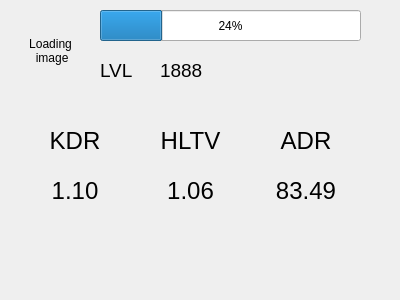
Above: playerdatapanel.ui from szwoloszyn/FaceitAnalyserApp before the change. Below: the same form after it.
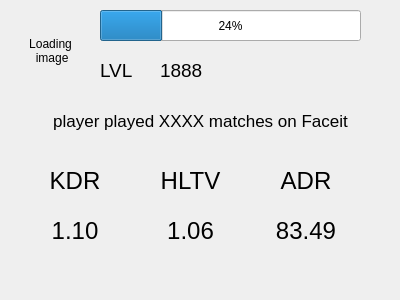
That is the form after the change.

Commit message: layouts almost OK now

What changed in the file:
```diff
--- a/playerdatapanel.ui
+++ b/playerdatapanel.ui
@@ -95,7 +95,7 @@
    <property name="geometry">
     <rect>
      <x>20</x>
-     <y>120</y>
+     <y>160</y>
      <width>341</width>
      <height>41</height>
     </rect>
@@ -152,7 +152,7 @@
    <property name="geometry">
     <rect>
      <x>20</x>
-     <y>160</y>
+     <y>200</y>
      <width>341</width>
      <height>61</height>
     </rect>
@@ -210,6 +210,27 @@
     </item>
    </layout>
   </widget>
+  <widget class="QLabel" name="matchesNum">
+   <property name="geometry">
+    <rect>
+     <x>10</x>
+     <y>100</y>
+     <width>381</width>
+     <height>41</height>
+    </rect>
+   </property>
+   <property name="font">
+    <font>
+     <pointsize>13</pointsize>
+    </font>
+   </property>
+   <property name="text">
+    <string>player played XXXX matches on Faceit</string>
+   </property>
+   <property name="alignment">
+    <set>Qt::AlignCenter</set>
+   </property>
+  </widget>
  </widget>
  <resources/>
  <connections/>
```
The commit also changes 2 other files.
